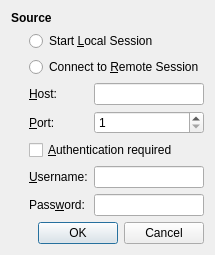
The window that qt/SessionDialog.ui (transmission/transmission) describes before a commit, drawn with Qt 5.
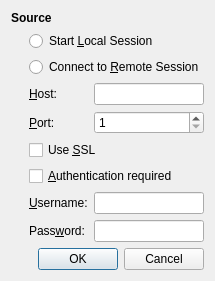
The same window after the commit.

Commit message: Use 'remote-session-use-ssl' in transmission-qt

What changed in the file:
```diff
--- a/qt/SessionDialog.ui
+++ b/qt/SessionDialog.ui
@@ -80,13 +80,20 @@
       </widget>
      </item>
      <item row="4" column="0" colspan="2">
+      <widget class="QCheckBox" name="sslCheck">
+       <property name="text">
+        <string>Use &amp;SSL</string>
+       </property>
+      </widget>
+     </item>
+     <item row="5" column="0" colspan="2">
       <widget class="QCheckBox" name="authCheck">
        <property name="text">
         <string>&amp;Authentication required</string>
        </property>
       </widget>
      </item>
-     <item row="5" column="0">
+     <item row="6" column="0">
       <widget class="QLabel" name="usernameLabel">
        <property name="text">
         <string>&amp;Username:</string>
@@ -96,10 +103,10 @@
        </property>
       </widget>
      </item>
-     <item row="5" column="1">
+     <item row="6" column="1">
       <widget class="QLineEdit" name="usernameEdit"/>
      </item>
-     <item row="6" column="0">
+     <item row="7" column="0">
       <widget class="QLabel" name="passwordLabel">
        <property name="text">
         <string>Pass&amp;word:</string>
@@ -109,7 +116,7 @@
        </property>
       </widget>
      </item>
-     <item row="6" column="1">
+     <item row="7" column="1">
       <widget class="QLineEdit" name="passwordEdit">
        <property name="echoMode">
         <enum>QLineEdit::Password</enum>
```
The commit also changes 4 other files.
